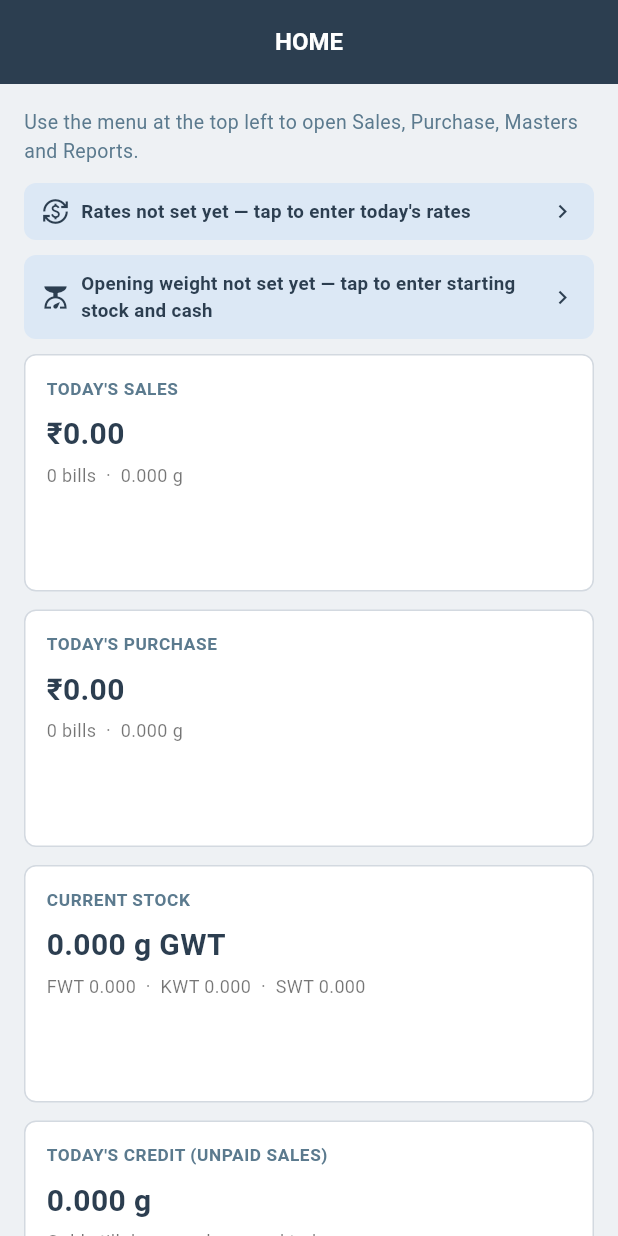
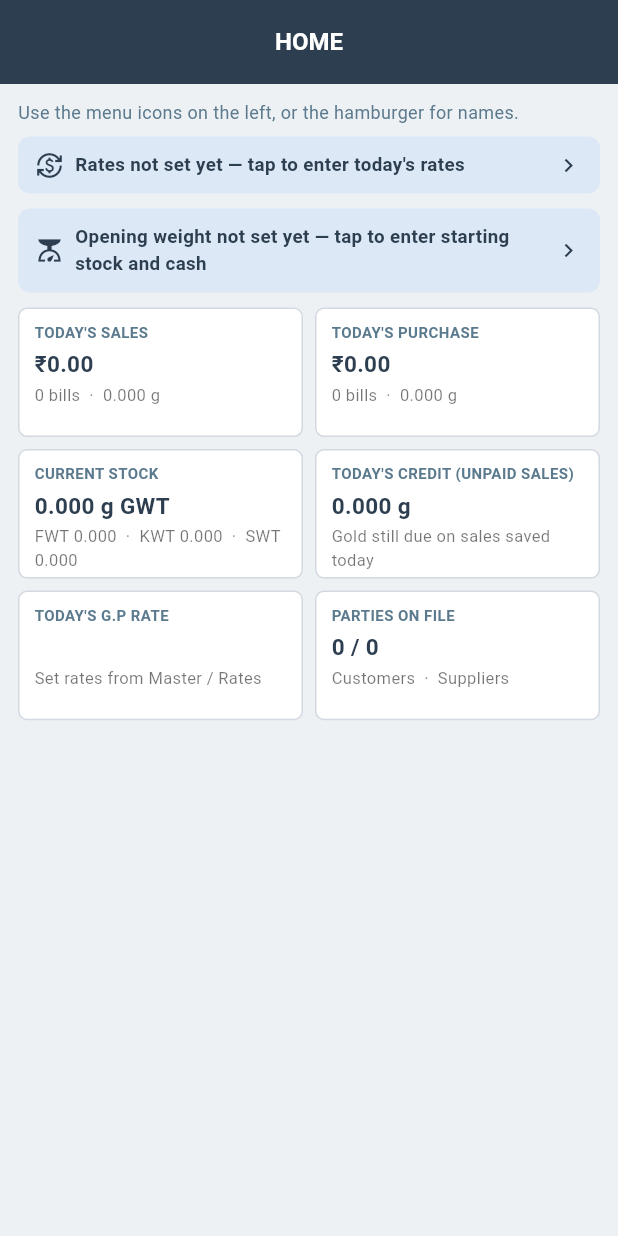
Before and after one commit to Vigneshwari116/goldrate, a Flutter app: the HomeScreen screen opened directly, on a phone screen of 412 x 824 dp. Run offline on Flutter 3.47's test engine with Material 3 defaults, Android fonts, the phone set to English and light mode, and no system bars; our stand-ins replace pdf, share_plus, sqflite, sqflite_common_ffi; accounts and stored records are empty.

Commit message:
Fix ListTile splash under cards and keep nav icons visible
Wrap list rows in Material so ink is not hidden by DecoratedBox
backgrounds, show a compact icon rail when the drawer is closed,
and shrink the home KPI tiles.

Co-authored-by: vigneshwarivcet116 <vigneshwarivcet116@gmail.com>

```diff
--- a/lib/screens/home_screen.dart
+++ b/lib/screens/home_screen.dart
@@ -144,33 +144,34 @@ class _HomeScreenState extends State<HomeScreen> {
     return Container(
       decoration: BoxDecoration(
         color: AppColors.cardWhite,
-        borderRadius: BorderRadius.circular(8),
+        borderRadius: BorderRadius.circular(6),
         border: Border.all(color: AppColors.border),
       ),
-      padding: const EdgeInsets.all(14),
+      padding: const EdgeInsets.symmetric(horizontal: 10, vertical: 8),
       child: Column(
         crossAxisAlignment: CrossAxisAlignment.start,
+        mainAxisSize: MainAxisSize.min,
         children: [
           Text(
             label,
             style: const TextStyle(
-              fontSize: 11.5,
-              letterSpacing: 0.4,
+              fontSize: 10,
+              letterSpacing: 0.3,
               fontWeight: FontWeight.w600,
               color: AppColors.mutedBlue,
             ),
           ),
-          const SizedBox(height: 8),
+          const SizedBox(height: 4),
           Text(
             value,
             style: const TextStyle(
-              fontSize: 20,
+              fontSize: 15,
               fontWeight: FontWeight.bold,
               color: AppColors.navy,
             ),
           ),
-          const SizedBox(height: 4),
-          Text(detail, style: const TextStyle(fontSize: 12, color: Colors.black54)),
+          const SizedBox(height: 2),
+          Text(detail, style: const TextStyle(fontSize: 11, color: Colors.black54)),
         ],
       ),
     );
@@ -183,16 +184,16 @@ class _HomeScreenState extends State<HomeScreen> {
         ? const Center(child: CircularProgressIndicator())
         : LayoutBuilder(
             builder: (context, constraints) {
-              final wide = constraints.maxWidth >= 900;
-              final cross = wide ? 3 : 1;
+              final wide = constraints.maxWidth >= 720;
+              final cross = wide ? 3 : 2;
               return ListView(
-                padding: const EdgeInsets.all(16),
+                padding: const EdgeInsets.fromLTRB(12, 10, 12, 12),
                 children: [
                   const Text(
-                    'Use the menu at the top left to open Sales, Purchase, Masters and Reports.',
-                    style: TextStyle(fontSize: 13, color: AppColors.mutedBlue),
+                    'Use the menu icons on the left, or the hamburger for names.',
+                    style: TextStyle(fontSize: 12, color: AppColors.mutedBlue),
                   ),
-                  const SizedBox(height: 12),
+                  const SizedBox(height: 8),
                   if (!_ratesSetToday)
                     _banner(
                       icon: Icons.currency_exchange,
@@ -216,9 +217,9 @@ class _HomeScreenState extends State<HomeScreen> {
                     shrinkWrap: true,
                     physics: const NeverScrollableScrollPhysics(),
                     crossAxisCount: cross,
-                    mainAxisSpacing: 12,
-                    crossAxisSpacing: 12,
-                    childAspectRatio: wide ? 1.7 : 2.4,
+                    mainAxisSpacing: 8,
+                    crossAxisSpacing: 8,
+                    childAspectRatio: wide ? 2.8 : 2.2,
                     children: [
                       _kpi(
                         label: "TODAY'S SALES",
```
Also changed, not shown: lib/screens/app_shell.dart (+84 -4 lines), lib/screens/customer_master_screen.dart (+2 -6 lines), lib/screens/history_screen.dart (+2 -6 lines), lib/screens/supplier_master_screen.dart (+2 -6 lines), lib/widgets/material_tile_card.dart (added, +32 -0 lines).
